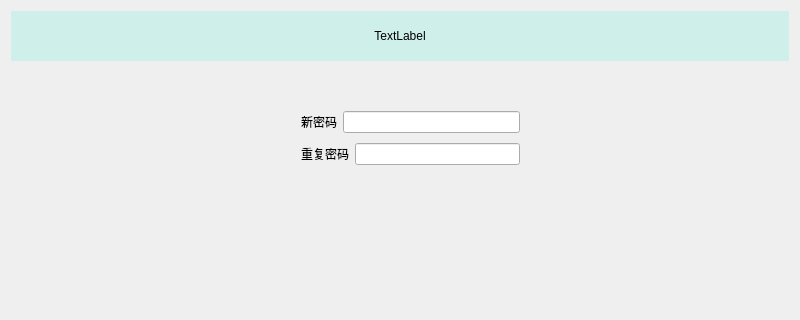
Before: the Qt Designer form formpasswordsetting.ui in LEmbedder/widget-mcu, drawn with Qt 5; both pictures show x 0 to 800 and y 0 to 320 of the 800 by 480 pixel window.
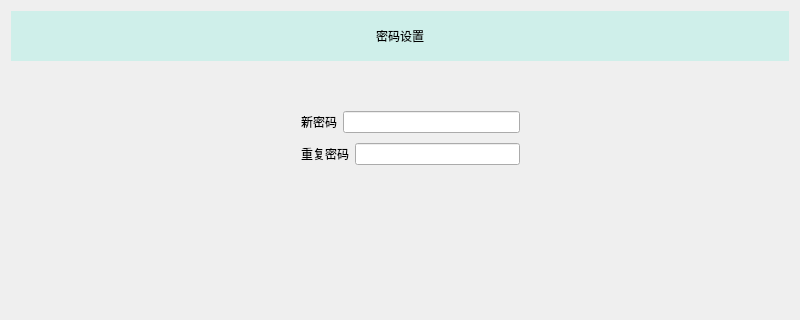
After: the same form once the commit is applied.

Diff of the .ui file:
```diff
--- a/formpasswordsetting.ui
+++ b/formpasswordsetting.ui
@@ -29,7 +29,7 @@
       <item>
        <widget class="QLabel" name="label">
         <property name="text">
-         <string>TextLabel</string>
+         <string>密码设置</string>
         </property>
         <property name="alignment">
          <set>Qt::AlignCenter</set>
```
Left out of the diff: 2 changed lines with no effect on the pictures.
